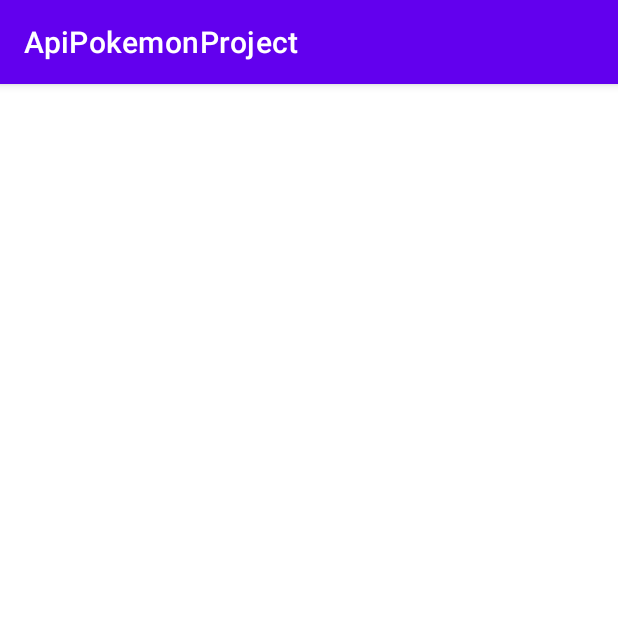
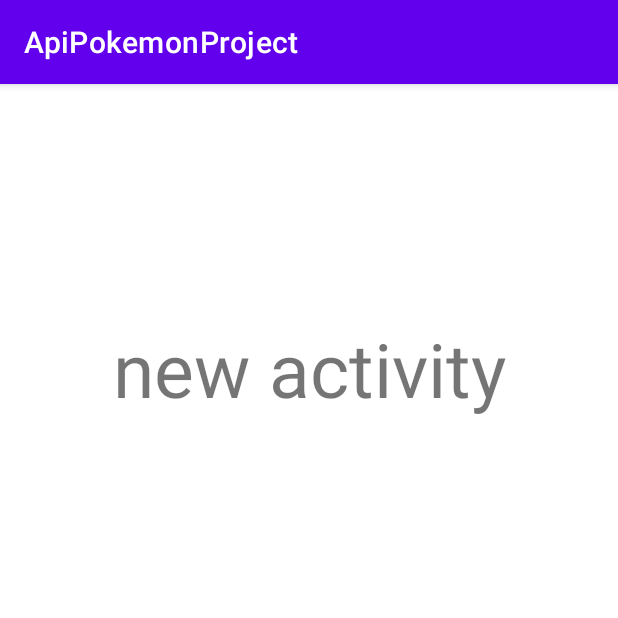
Before and after one commit to seunAwonugba/fetch_data_from_pokemon_api, an Android app: the DetailsActivity screen opened directly, with no data from a screen before it, on a phone screen of 412 x 824 dp, the top half of it. Run offline under Robolectric (Android 15) with nearby library versions, the phone set to English and light mode, and no system bars.

Commit message:
initial commit

```diff
--- a/app/src/main/res/layout/activity_details.xml
+++ b/app/src/main/res/layout/activity_details.xml
@@ -6,4 +6,14 @@
     android:layout_height="match_parent"
     tools:context=".DetailsActivity">
 
+    <TextView
+        android:id="@+id/textView"
+        android:textSize="50sp"
+        android:layout_width="wrap_content"
+        android:layout_height="wrap_content"
+        android:layout_marginTop="156dp"
+        android:text="@string/new_activity"
+        app:layout_constraintEnd_toEndOf="parent"
+        app:layout_constraintStart_toStartOf="parent"
+        app:layout_constraintTop_toTopOf="parent" />
 </androidx.constraintlayout.widget.ConstraintLayout>
--- a/app/src/main/res/values/strings.xml
+++ b/app/src/main/res/values/strings.xml
@@ -1,4 +1,5 @@
 <resources>
     <string name="app_name">ApiPokemonProject</string>
     <string name="pokemon_s_name">Pokemon\'s name</string>
+    <string name="new_activity">new activity</string>
 </resources>
```
Also changed, not shown: app/src/main/java/com/apipokemonproject/MainActivity.kt (+8 -1 lines), app/src/main/java/com/apipokemonproject/PokemonAdapter.kt (+17 -2 lines).
